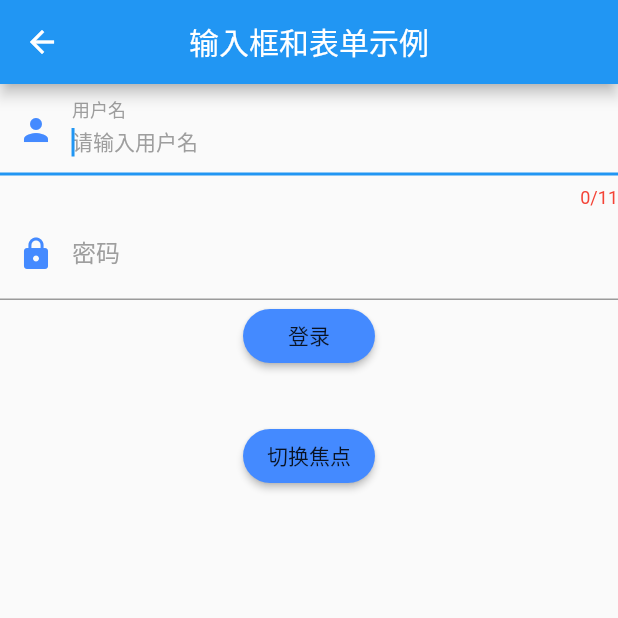
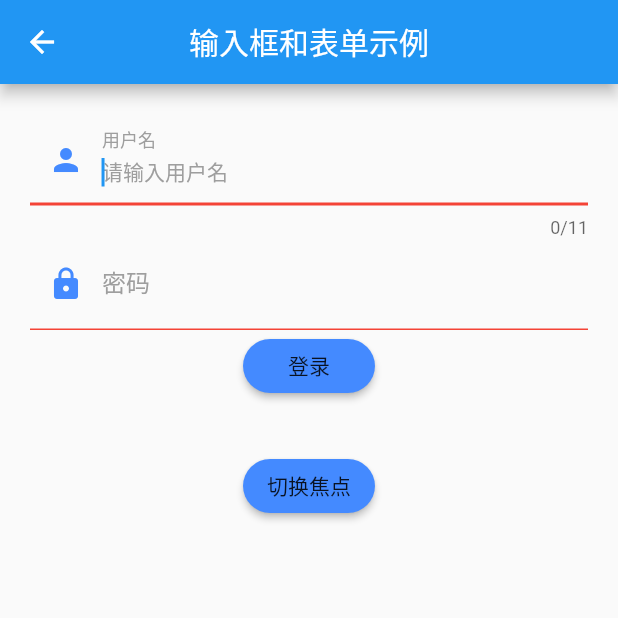
Before and after one commit to chen3441251/flutter_demo, a Flutter app: the screen it shows after launch, after a tap on "输入框和表单", on a phone screen of 412 x 824 dp, the top half of it. Run offline on Flutter 3.47's test engine with Material 2 defaults, Android fonts, the phone set to English and light mode, and no system bars; network calls fail.

Commit message:
[1]TextField可以在当前theme中设置focusBorder和enableBorder属性来设置下划线样式

```diff
--- a/lib/main.dart
+++ b/lib/main.dart
@@ -11,7 +11,6 @@ class MyApp extends StatelessWidget {
       theme: ThemeData(
         primarySwatch: Colors.blue,
       ),
-
       routes: {
         "secondRoute": (context) => SecondRoute(),
         "CountWidgetPage": (context) => CountWidget(),
@@ -103,10 +102,7 @@ class _MyHomePageState extends State<MyHomePage> {
             ),
             Text(
               '$_counter',
-              style: Theme
-                  .of(context)
-                  .textTheme
-                  .display1,
+              style: Theme.of(context).textTheme.display1,
             ),
             FlatButton(
               textColor: Colors.lightBlue,
@@ -164,10 +160,7 @@ class _MyHomePageState extends State<MyHomePage> {
 class SecondRoute extends StatelessWidget {
   @override
   Widget build(BuildContext context) {
-    var args = ModalRoute
-        .of(context)
-        .settings
-        .arguments;
+    var args = ModalRoute.of(context).settings.arguments;
 
     // TODO: implement build
     return Scaffold(
@@ -350,10 +343,7 @@ class _ParentWidgetMulti extends State<ParentWidgetMulti> {
 
   @override
   Widget build(BuildContext context) {
-    var _title = ModalRoute
-        .of(context)
-        .settings
-        .arguments;
+    var _title = ModalRoute.of(context).settings.arguments;
     // TODO: implement build
     return new Scaffold(
       appBar: new AppBar(
@@ -576,28 +566,30 @@ class _TextFiledWidgetState extends State<TextFiledWidget> {
 
   @override
   Widget build(BuildContext context) {
-    var args = ModalRoute
-        .of(context)
-        .settings
-        .arguments;
+    var args = ModalRoute.of(context).settings.arguments;
 
     // TODO: implement build
     return Theme(
       data: Theme.of(context).copyWith(
-            hintColor: Colors.red, //定义下划线颜色
+//              hintColor: Colors.red, //定义下划线颜色
           inputDecorationTheme: InputDecorationTheme(
-                labelStyle: TextStyle(color: Colors.grey), //定义label字体样式
-                hintStyle: TextStyle(
-                    color: Colors.grey, fontSize: 14.0) //定义提示文本样式
-            )
-        ),
+        labelStyle: TextStyle(color: Colors.grey),
+        //定义label字体样式
+        hintStyle: TextStyle(color: Colors.grey, fontSize: 14.0),
+        //通过定义enableBorder来修改下划线颜色,
+        focusedBorder: UnderlineInputBorder(
+            borderSide: BorderSide(color: Colors.red, width: 2)),
+        enabledBorder: UnderlineInputBorder(
+            borderSide: BorderSide(color: Colors.red, width: 1)),
+      )),
       child: new Scaffold(
         appBar: new AppBar(
           title: Text("$args"),
           centerTitle: true,
         ),
-
-          body: new Column(
+        body: Padding(
+          padding: EdgeInsets.all(20),
+          child: new Column(
             children: <Widget>[
               TextField(
                 keyboardType: TextInputType.phone,
@@ -611,13 +603,6 @@ class _TextFiledWidgetState extends State<TextFiledWidget> {
                     size: 24,
                     color: Colors.blueAccent,
                   ),
-//                  border: UnderlineInputBorder(
-//                    borderSide: BorderSide(
-//                      color: Colors.red,
-//                      width: 5,
-//                    ),
-//                  ),
-//                  hintStyle: TextStyle(color: Colors.grey, fontSize: 16),
                 ),
                 onChanged: (value) {
                   info1 = value;
@@ -633,7 +618,8 @@ class _TextFiledWidgetState extends State<TextFiledWidget> {
                     Icons.lock,
                     size: 24,
                     color: Colors.blueAccent,
-                    )),
+                  ),
+                ),
                 obscureText: true,
                 controller: control2,
                 onChanged: (value) {
@@ -650,8 +636,8 @@ class _TextFiledWidgetState extends State<TextFiledWidget> {
                 },
                 color: Colors.blueAccent,
                 child: Text("登录"),
-                shape:
-                RoundedRectangleBorder(borderRadius: BorderRadius.circular(20)),
+                shape: RoundedRectangleBorder(
+                    borderRadius: BorderRadius.circular(20)),
                 materialTapTargetSize: MaterialTapTargetSize.padded,
               ),
               Text("$_info"),
@@ -663,13 +649,14 @@ class _TextFiledWidgetState extends State<TextFiledWidget> {
                 },
                 color: Colors.blueAccent,
                 child: Text("切换焦点"),
-                shape:
-                RoundedRectangleBorder(borderRadius: BorderRadius.circular(20)),
+                shape: RoundedRectangleBorder(
+                    borderRadius: BorderRadius.circular(20)),
                 materialTapTargetSize: MaterialTapTargetSize.padded,
               )
             ],
           ),
-        )
+        ),
+      ),
     );
   }
 }
```
Lines whose indentation alone changed are shown as unchanged.
